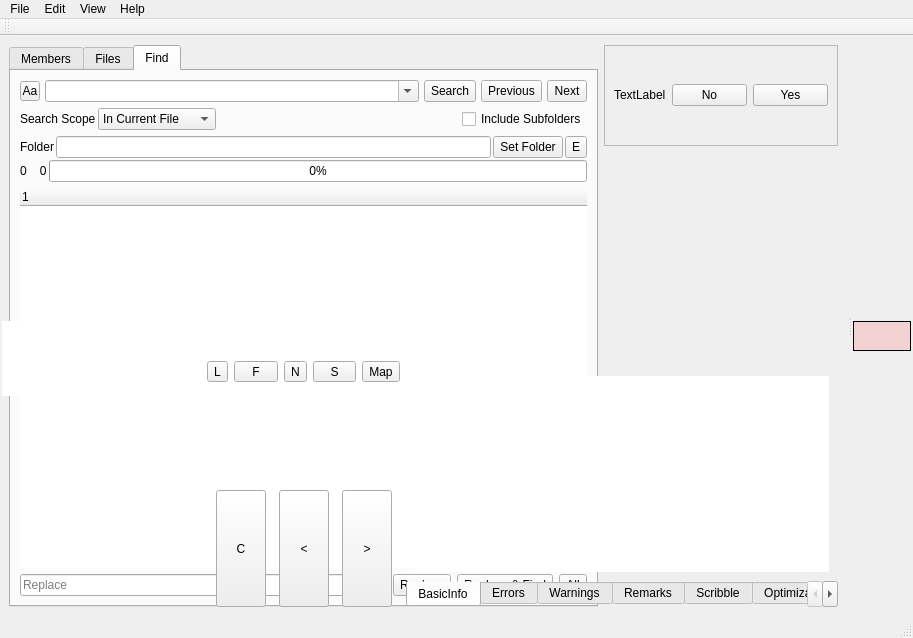
This is mainwindow.ui in ic005k/Xiasl as Qt 5 draws it before an edit. The edited form follows.
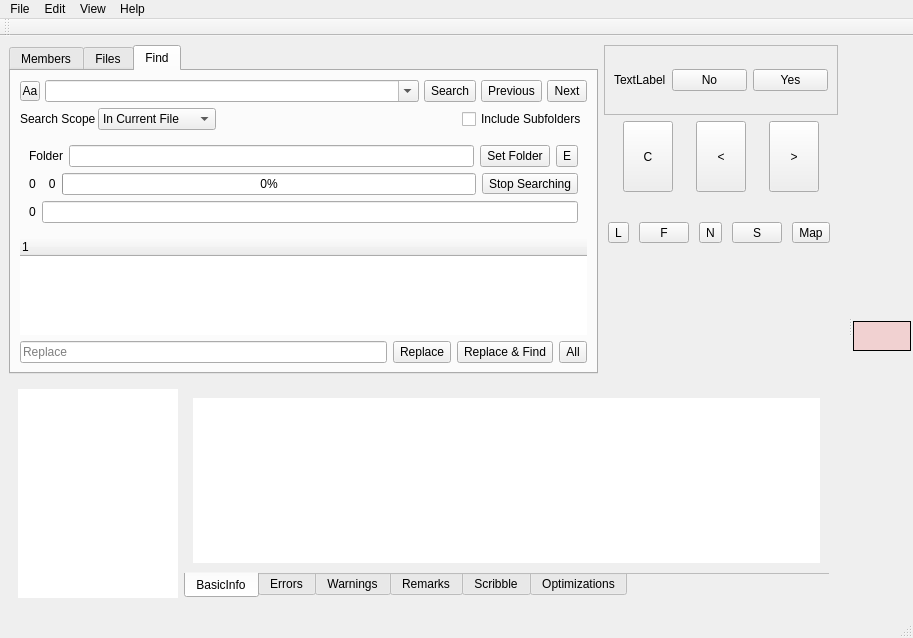
This is the edited form. The open tabs and pages were chosen to show the change. Icons and pictures are not drawn. Custom widgets are drawn as their Qt base class.

Diff of the .ui file:
```diff
--- a/mainwindow.ui
+++ b/mainwindow.ui
@@ -18,8 +18,8 @@
     <normaloff>:/icon/icon.png</normaloff>:/icon/icon.png</iconset>
   </property>
   <widget class="QWidget" name="centralwidget">
-   <layout class="QGridLayout" name="gridLayout_10">
-    <item row="0" column="0" rowspan="5" colspan="3">
+   <layout class="QGridLayout" name="gridLayout_12">
+    <item row="0" column="0" rowspan="4">
      <widget class="QTabWidget" name="tabWidget_misc">
       <property name="tabPosition">
        <enum>QTabWidget::North</enum>
@@ -323,23 +323,8 @@
            <enum>QFrame::Plain</enum>
           </property>
           <layout class="QGridLayout" name="gridLayout_9">
-           <property name="leftMargin">
-            <number>0</number>
-           </property>
-           <property name="topMargin">
-            <number>0</number>
-           </property>
-           <property name="rightMargin">
-            <number>0</number>
-           </property>
-           <property name="bottomMargin">
-            <number>0</number>
-           </property>
-           <property name="spacing">
-            <number>2</number>
-           </property>
-           <item row="0" column="0" colspan="2">
-            <layout class="QHBoxLayout" name="hLayoutFolder">
+           <item row="0" column="0">
+            <layout class="QHBoxLayout" name="horizontalLayout_2">
              <item>
               <widget class="QLabel" name="label">
                <property name="maximumSize">
@@ -388,13 +373,15 @@
             </layout>
            </item>
            <item row="1" column="0">
+            <layout class="QHBoxLayout" name="horizontalLayout_4">
+             <item>
             <widget class="QLabel" name="lblSearch">
              <property name="text">
               <string>0    0</string>
              </property>
             </widget>
            </item>
-           <item row="1" column="1">
+             <item>
             <widget class="QProgressBar" name="progressBar">
              <property name="maximum">
               <number>100</number>
@@ -404,6 +391,29 @@
              </property>
             </widget>
            </item>
+             <item>
+              <widget class="QToolButton" name="btnStopFind">
+               <property name="text">
+                <string>Stop Searching</string>
+               </property>
+              </widget>
+             </item>
+            </layout>
+           </item>
+           <item row="2" column="0">
+            <layout class="QHBoxLayout" name="horizontalLayout_5">
+             <item>
+              <widget class="QLabel" name="lblPos">
+               <property name="text">
+                <string>0</string>
+               </property>
+              </widget>
+             </item>
+             <item>
+              <widget class="QLineEdit" name="editProgress"/>
+             </item>
+            </layout>
+           </item>
           </layout>
          </widget>
         </item>
@@ -479,7 +489,7 @@
       </widget>
      </widget>
     </item>
-    <item row="0" column="3">
+    <item row="0" column="1">
      <widget class="QFrame" name="frameTip">
       <property name="frameShape">
        <enum>QFrame::StyledPanel</enum>
@@ -530,26 +540,17 @@
       </layout>
      </widget>
     </item>
-    <item row="1" column="3">
-     <widget class="QFrame" name="frame">
-      <property name="minimumSize">
-       <size>
-        <width>200</width>
-        <height>100</height>
-       </size>
-      </property>
+    <item row="1" column="1">
+     <widget class="QFrame" name="frameFun">
       <property name="frameShape">
        <enum>QFrame::NoFrame</enum>
       </property>
       <property name="frameShadow">
        <enum>QFrame::Plain</enum>
       </property>
-      <property name="lineWidth">
-       <number>0</number>
-      </property>
-      <layout class="QGridLayout" name="gridLayout_7">
+      <layout class="QGridLayout" name="gridLayout_15">
        <property name="leftMargin">
-        <number>0</number>
+        <number>2</number>
        </property>
        <property name="topMargin">
         <number>0</number>
@@ -560,34 +561,71 @@
        <property name="bottomMargin">
         <number>0</number>
        </property>
-       <property name="spacing">
-        <number>0</number>
-       </property>
-       <item row="0" column="0">
-        <layout class="QVBoxLayout" name="vLayout">
-         <item>
-          <widget class="MyTabWidget" name="tabWidget_textEdit" native="true">
-           <property name="currentIndex" stdset="0">
-            <number>-1</number>
-           </property>
-           <property name="usesScrollButtons" stdset="0">
-            <bool>true</bool>
-           </property>
-           <property name="documentMode" stdset="0">
-            <bool>false</bool>
-           </property>
-           <property name="tabsClosable" stdset="0">
-            <bool>false</bool>
-           </property>
-           <property name="movable" stdset="0">
-            <bool>true</bool>
-           </property>
-           <property name="tabBarAutoHide" stdset="0">
-            <bool>false</bool>
-           </property>
-          </widget>
-         </item>
-        </layout>
+       <item row="0" column="4">
+        <widget class="QToolButton" name="btnErrorN">
+         <property name="minimumSize">
+          <size>
+           <width>0</width>
+           <height>0</height>
+          </size>
+         </property>
+         <property name="maximumSize">
+          <size>
+           <width>50</width>
+           <height>200</height>
+          </size>
+         </property>
+         <property name="toolTip">
+          <string>Go to the next error</string>
+         </property>
+         <property name="text">
+          <string>&gt;</string>
+         </property>
+        </widget>
+       </item>
+       <item row="0" column="2">
+        <widget class="QToolButton" name="btnCompile">
+         <property name="minimumSize">
+          <size>
+           <width>0</width>
+           <height>0</height>
+          </size>
+         </property>
+         <property name="maximumSize">
+          <size>
+           <width>50</width>
+           <height>200</height>
+          </size>
+         </property>
+         <property name="toolTip">
+          <string>Compile</string>
+         </property>
+         <property name="text">
+          <string>C</string>
+         </property>
+        </widget>
+       </item>
+       <item row="0" column="3">
+        <widget class="QToolButton" name="btnErrorP">
+         <property name="minimumSize">
+          <size>
+           <width>0</width>
+           <height>0</height>
+          </size>
+         </property>
+         <property name="maximumSize">
+          <size>
+           <width>50</width>
+           <height>200</height>
+          </size>
+         </property>
+         <property name="toolTip">
+          <string>Go to previous error</string>
+         </property>
+         <property name="text">
+          <string>&lt;</string>
+         </property>
+        </widget>
        </item>
        <item row="0" column="1">
         <layout class="QHBoxLayout" name="hLayout"/>
@@ -595,7 +633,7 @@
       </layout>
      </widget>
     </item>
-    <item row="2" column="1" rowspan="2">
+    <item row="2" column="1">
      <widget class="QFrame" name="frameMainFun">
       <property name="frameShape">
        <enum>QFrame::NoFrame</enum>
@@ -684,7 +722,138 @@
       </layout>
      </widget>
     </item>
-    <item row="3" column="2" rowspan="2" colspan="2">
+    <item row="3" column="1">
+     <widget class="QFrame" name="frame">
+      <property name="minimumSize">
+       <size>
+        <width>200</width>
+        <height>100</height>
+       </size>
+      </property>
+      <property name="frameShape">
+       <enum>QFrame::NoFrame</enum>
+      </property>
+      <property name="frameShadow">
+       <enum>QFrame::Plain</enum>
+      </property>
+      <property name="lineWidth">
+       <number>0</number>
+      </property>
+      <layout class="QGridLayout" name="gridLayout_7">
+       <property name="leftMargin">
+        <number>0</number>
+       </property>
+       <property name="topMargin">
+        <number>0</number>
+       </property>
+       <property name="rightMargin">
+        <number>0</number>
+       </property>
+       <property name="bottomMargin">
+        <number>0</number>
+       </property>
+       <property name="spacing">
+        <number>0</number>
+       </property>
+       <item row="0" column="0">
+        <layout class="QVBoxLayout" name="vLayout">
+         <item>
+          <widget class="MyTabWidget" name="tabWidget_textEdit" native="true">
+           <property name="currentIndex" stdset="0">
+            <number>-1</number>
+           </property>
+           <property name="usesScrollButtons" stdset="0">
+            <bool>true</bool>
+           </property>
+           <property name="documentMode" stdset="0">
+            <bool>false</bool>
+           </property>
+           <property name="tabsClosable" stdset="0">
+            <bool>false</bool>
+           </property>
+           <property name="movable" stdset="0">
+            <bool>true</bool>
+           </property>
+           <property name="tabBarAutoHide" stdset="0">
+            <bool>false</bool>
+           </property>
+          </widget>
+         </item>
+        </layout>
+       </item>
+       <item row="0" column="1">
+        <layout class="QHBoxLayout" name="hLayout"/>
+       </item>
+      </layout>
+     </widget>
+    </item>
+    <item row="4" column="0" colspan="2">
+     <widget class="QFrame" name="frameInfo">
+      <property name="frameShape">
+       <enum>QFrame::NoFrame</enum>
+      </property>
+      <property name="frameShadow">
+       <enum>QFrame::Plain</enum>
+      </property>
+      <layout class="QGridLayout" name="gridLayout_10">
+       <item row="0" column="0">
+        <widget class="QListWidget" name="listWidget">
+         <property name="maximumSize">
+          <size>
+           <width>160</width>
+           <height>16777215</height>
+          </size>
+         </property>
+         <property name="focusPolicy">
+          <enum>Qt::NoFocus</enum>
+         </property>
+         <property name="layoutDirection">
+          <enum>Qt::LeftToRight</enum>
+         </property>
+         <property name="styleSheet">
+          <string notr="true">/**列表项选中*/
+
+QListWidget::item::selected:active
+{ 
+    color:black;
+    border-width:0;
+   background: rgb(180 ,209 ,255);
+}
+QListWidget::item:selected
+{
+    color:black;
+    border-width:0;
+   background: rgb(180 ,209 ,255);
+}
+</string>
+         </property>
+         <property name="frameShape">
+          <enum>QFrame::NoFrame</enum>
+         </property>
+         <property name="frameShadow">
+          <enum>QFrame::Plain</enum>
+         </property>
+         <property name="lineWidth">
+          <number>0</number>
+         </property>
+         <property name="verticalScrollBarPolicy">
+          <enum>Qt::ScrollBarAsNeeded</enum>
+         </property>
+         <property name="horizontalScrollBarPolicy">
+          <enum>Qt::ScrollBarAsNeeded</enum>
+         </property>
+         <property name="sizeAdjustPolicy">
+          <enum>QAbstractScrollArea::AdjustToContents</enum>
+         </property>
+         <property name="layoutMode">
+          <enum>QListView::SinglePass</enum>
+         </property>
+         <property name="viewMode">
+          <enum>QListView::ListMode</enum>
+         </property>
+        </widget>
+       </item>
+       <item row="0" column="1">
      <widget class="QTabWidget" name="tabWidget">
       <property name="tabPosition">
        <enum>QTabWidget::South</enum>
@@ -844,187 +1013,10 @@
       </widget>
      </widget>
     </item>
-    <item row="4" column="1">
-     <widget class="QFrame" name="frameFun">
-      <property name="frameShape">
-       <enum>QFrame::NoFrame</enum>
-      </property>
-      <property name="frameShadow">
-       <enum>QFrame::Plain</enum>
-      </property>
-      <layout class="QGridLayout" name="gridLayout_15">
-       <property name="leftMargin">
-        <number>2</number>
-       </property>
-       <property name="topMargin">
-        <number>0</number>
-       </property>
-       <property name="rightMargin">
-        <number>0</number>
-       </property>
-       <property name="bottomMargin">
-        <number>0</number>
-       </property>
-       <item row="0" column="4">
-        <widget class="QToolButton" name="btnErrorN">
-         <property name="minimumSize">
-          <size>
-           <width>0</width>
-           <height>0</height>
-          </size>
-         </property>
-         <property name="maximumSize">
-          <size>
-           <width>50</width>
-           <height>200</height>
-          </size>
-         </property>
-         <property name="toolTip">
-          <string>Go to the next error</string>
-         </property>
-         <property name="text">
-          <string>&gt;</string>
-         </property>
-        </widget>
-       </item>
-       <item row="0" column="2">
-        <widget class="QToolButton" name="btnCompile">
-         <property name="minimumSize">
-          <size>
-           <width>0</width>
-           <height>0</height>
-          </size>
-         </property>
-         <property name="maximumSize">
-          <size>
-           <width>50</width>
-           <height>200</height>
-          </size>
-         </property>
-         <property name="toolTip">
-          <string>Compile</string>
-         </property>
-         <property name="text">
-          <string>C</string>
-         </property>
-        </widget>
-       </item>
-       <item row="0" column="3">
-        <widget class="QToolButton" name="btnErrorP">
-         <property name="minimumSize">
-          <size>
-           <width>0</width>
-           <height>0</height>
-          </size>
-         </property>
-         <property name="maximumSize">
-          <size>
-           <width>50</width>
-           <height>200</height>
-          </size>
-         </property>
-         <property name="toolTip">
-          <string>Go to previous error</string>
-         </property>
-         <property name="text">
-          <string>&lt;</string>
-         </property>
-        </widget>
-       </item>
       </layout>
      </widget>
     </item>
    </layout>
-   <widget class="QFrame" name="frameInfo">
-    <property name="geometry">
-     <rect>
-      <x>2</x>
-      <y>285</y>
-      <width>105</width>
-      <height>75</height>
-     </rect>
-    </property>
-    <property name="frameShape">
-     <enum>QFrame::NoFrame</enum>
-    </property>
-    <property name="frameShadow">
-     <enum>QFrame::Plain</enum>
-    </property>
-    <layout class="QHBoxLayout" name="horizontalLayout_2">
-     <property name="spacing">
-      <number>2</number>
-     </property>
-     <property name="leftMargin">
-      <number>0</number>
-     </property>
-     <property name="topMargin">
-      <number>0</number>
-     </property>
-     <property name="rightMargin">
-      <number>0</number>
-     </property>
-     <property name="bottomMargin">
-      <number>0</number>
-     </property>
-     <item>
-      <widget class="QListWidget" name="listWidget">
-       <property name="maximumSize">
-        <size>
-         <width>160</width>
-         <height>16777215</height>
-        </size>
-       </property>
-       <property name="focusPolicy">
-        <enum>Qt::NoFocus</enum>
-       </property>
-       <property name="layoutDirection">
-        <enum>Qt::LeftToRight</enum>
-       </property>
-       <property name="styleSheet">
-        <string notr="true">/**列表项选中*/
-
-QListWidget::item::selected:active
-{ 
-    color:black;
-    border-width:0;
-   background: rgb(180 ,209 ,255);
-}
-QListWidget::item:selected
-{
-    color:black;
-    border-width:0;
-   background: rgb(180 ,209 ,255);
-}
-</string>
-       </property>
-       <property name="frameShape">
-        <enum>QFrame::NoFrame</enum>
-       </property>
-       <property name="frameShadow">
-        <enum>QFrame::Plain</enum>
-       </property>
-       <property name="lineWidth">
-        <number>0</number>
-       </property>
-       <property name="verticalScrollBarPolicy">
-        <enum>Qt::ScrollBarAsNeeded</enum>
-       </property>
-       <property name="horizontalScrollBarPolicy">
-        <enum>Qt::ScrollBarAsNeeded</enum>
-       </property>
-       <property name="sizeAdjustPolicy">
-        <enum>QAbstractScrollArea::AdjustToContents</enum>
-       </property>
-       <property name="layoutMode">
-        <enum>QListView::SinglePass</enum>
-       </property>
-       <property name="viewMode">
-        <enum>QListView::ListMode</enum>
-       </property>
-      </widget>
-     </item>
-    </layout>
-   </widget>
   </widget>
   <widget class="QMenuBar" name="menubar">
    <property name="geometry">
```
Left out of the diff: 5 changed lines with no effect on the pictures. Lines whose indentation alone changed are shown as unchanged.
